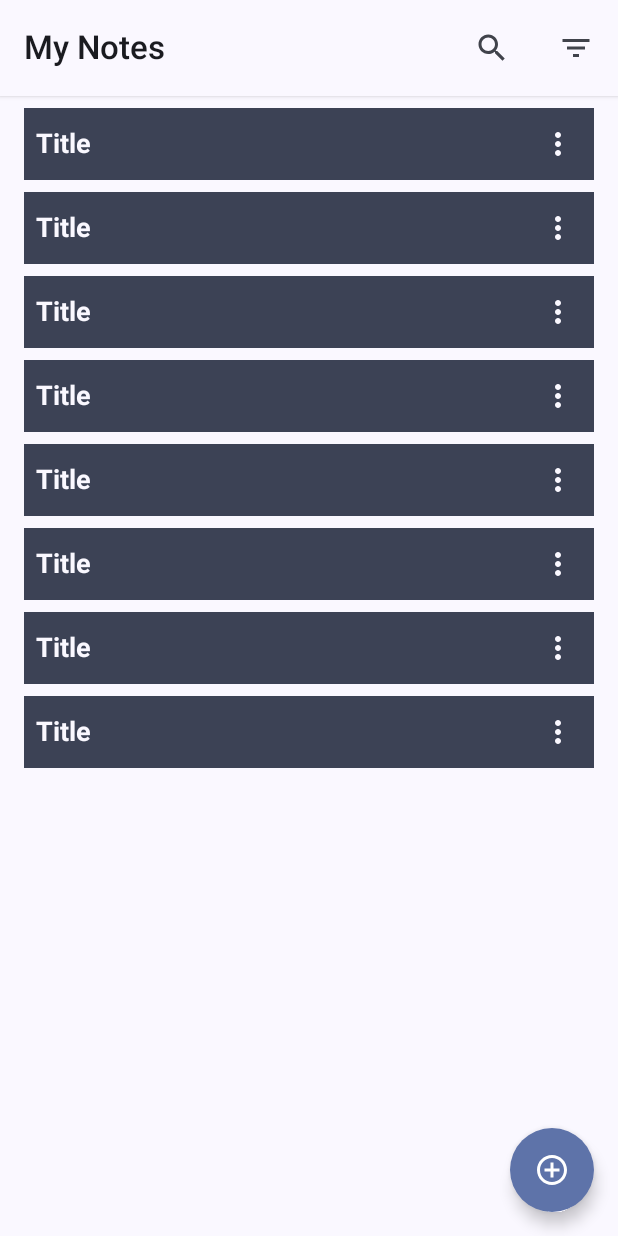
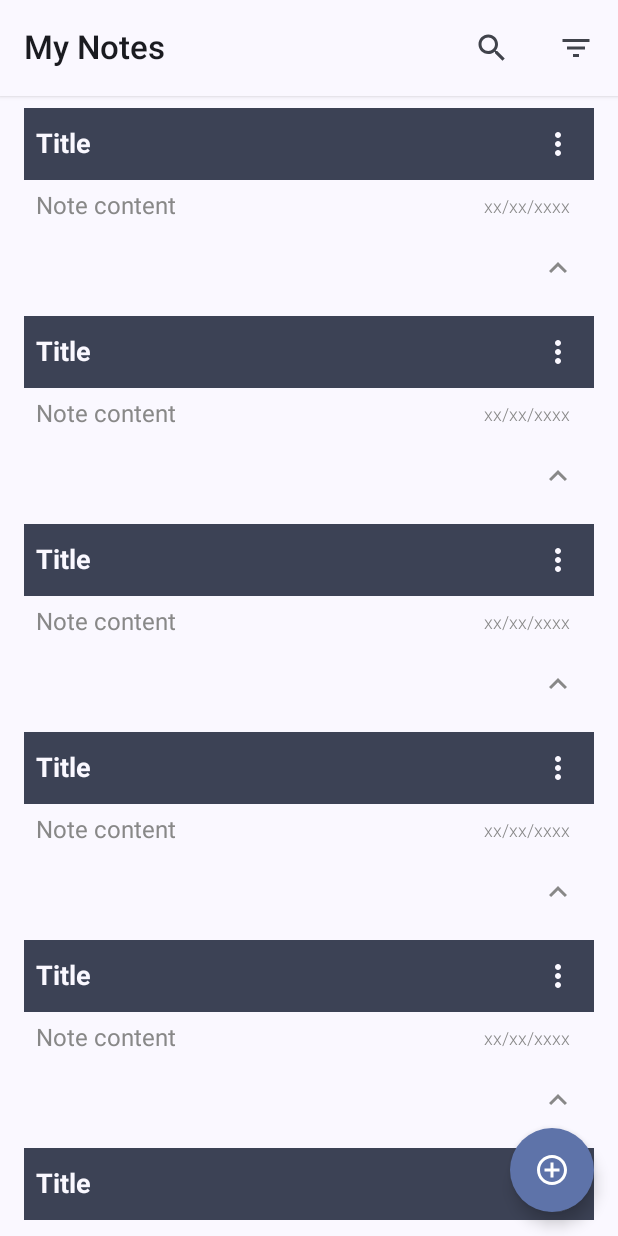
Before and after one commit to ajloinformatico/NewKeepItDroid, an Android app built with Jetpack Compose: the screen it shows after launch (MainActivity), on a phone screen of 412 x 824 dp. Run offline under Robolectric (Android 15) with nearby library versions, the phone set to English and light mode, and no system bars.

Commit message:
Add HomeScreen base

```diff
--- a/app/src/main/java/es/infolojo/newkeepitdroid/ui/screens/home/HomeScreen.kt
+++ b/app/src/main/java/es/infolojo/newkeepitdroid/ui/screens/home/HomeScreen.kt
@@ -14,14 +14,12 @@ import androidx.compose.foundation.shape.CircleShape
 import androidx.compose.material.icons.Icons
 import androidx.compose.material.icons.filled.Search
 import androidx.compose.material3.AlertDialog
-import androidx.compose.material3.BasicAlertDialog
 import androidx.compose.material3.DropdownMenu
 import androidx.compose.material3.DropdownMenuItem
 import androidx.compose.material3.ExperimentalMaterial3Api
 import androidx.compose.material3.FloatingActionButton
 import androidx.compose.material3.Icon
 import androidx.compose.material3.IconButton
-import androidx.compose.material3.MaterialTheme
 import androidx.compose.material3.Scaffold
 import androidx.compose.material3.Text
 import androidx.compose.material3.TopAppBar
@@ -29,7 +27,6 @@ import androidx.compose.runtime.Composable
 import androidx.compose.ui.Alignment
 import androidx.compose.ui.Modifier
 import androidx.compose.ui.draw.shadow
-import androidx.compose.ui.graphics.Color
 import androidx.compose.ui.res.painterResource
 import androidx.compose.ui.res.stringResource
 import androidx.compose.ui.text.font.FontWeight
@@ -129,6 +126,7 @@ fun HomeScreen() {
                 items(8) {
                     ItemNote()
                 }
+                // para hacer un clipToPadding false
                 item {
                     Box(modifier = Modifier.size(80.dp))
                 }
--- a/app/src/main/java/es/infolojo/newkeepitdroid/ui/screens/home/ItemNote.kt
+++ b/app/src/main/java/es/infolojo/newkeepitdroid/ui/screens/home/ItemNote.kt
@@ -1,11 +1,15 @@
 package es.infolojo.newkeepitdroid.ui.screens.home
 
+import androidx.compose.animation.AnimatedVisibility
 import androidx.compose.foundation.background
+import androidx.compose.foundation.layout.Box
 import androidx.compose.foundation.layout.Column
 import androidx.compose.foundation.layout.Row
 import androidx.compose.foundation.layout.fillMaxWidth
 import androidx.compose.foundation.layout.padding
 import androidx.compose.material.icons.Icons
+import androidx.compose.material.icons.filled.KeyboardArrowDown
+import androidx.compose.material.icons.filled.KeyboardArrowUp
 import androidx.compose.material.icons.filled.MoreVert
 import androidx.compose.material3.DropdownMenu
 import androidx.compose.material3.DropdownMenuItem
@@ -14,8 +18,13 @@ import androidx.compose.material3.IconButton
 import androidx.compose.material3.MaterialTheme
 import androidx.compose.material3.Text
 import androidx.compose.runtime.Composable
+import androidx.compose.runtime.getValue
+import androidx.compose.runtime.mutableStateOf
+import androidx.compose.runtime.saveable.rememberSaveable
+import androidx.compose.runtime.setValue
 import androidx.compose.ui.Alignment
 import androidx.compose.ui.Modifier
+import androidx.compose.ui.graphics.Color
 import androidx.compose.ui.res.stringResource
 import androidx.compose.ui.text.TextStyle
 import androidx.compose.ui.text.font.FontWeight
@@ -31,6 +40,10 @@ import es.infolojo.newkeepitdroid.R
  */
 @Composable
 fun ItemNote() {
+
+    var expanded by rememberSaveable { mutableStateOf(true) }
+    var dropMenuExpanded by rememberSaveable { mutableStateOf(false) }
+
     Column(
         modifier = Modifier.fillMaxWidth()
     ) {
@@ -54,16 +67,18 @@ fun ItemNote() {
 
             // Menú de opciones
             IconButton(
-                onClick = { /*TODO*/ }
+                onClick = { dropMenuExpanded = !dropMenuExpanded }
             ) {
                 Icon(
                     imageVector = Icons.Default.MoreVert, contentDescription = stringResource(R.string.more_options),
                     tint = MaterialTheme.colorScheme.background
                 )
             }
+
+            // Row para alinear el contenido a la derecha
             DropdownMenu(
-                expanded = false,
-                onDismissRequest = { /*TODO*/ }
+                expanded = dropMenuExpanded,
+                onDismissRequest = { dropMenuExpanded = false },
             ) {
                 DropdownMenuItem(
                     text = {
@@ -82,13 +97,51 @@ fun ItemNote() {
         // endregion cabecera
 
         // region cuerpo
-        // TODO CONTINUE HERE
+        // contenido de la nota
+        AnimatedVisibility(visible = expanded) {
+            Row(
+                modifier = Modifier.padding(start = 8.dp, end = 16.dp, bottom = 8.dp, top = 8.dp).align(Alignment.Start).fillMaxWidth(),
+                verticalAlignment = Alignment.CenterVertically
+            ){
+                Text(
+                    text = stringResource(R.string.note_content),
+                    modifier = Modifier.weight(1f).padding(end = 24.dp),
+                    color = Color.Gray,
+                    overflow = TextOverflow.Ellipsis,
+                    fontSize = 16.sp,
+                    style = TextStyle(lineHeight = 1.5.em)
+                )
+                Text(
+                    text = stringResource(R.string.note_date),
+                    color = Color.Gray,
+                    fontSize = 12.sp,
+                    style = TextStyle(lineHeight = 0.em),
+                    fontWeight = FontWeight.Light
+                )
+            }
+        }
+
+        // It will show and gone the content
+        IconButton(
+            modifier = Modifier.align(Alignment.End),
+            onClick = { expanded = !expanded }
+        ) {
+            Icon(
+                imageVector = if (expanded) {
+                    Icons.Default.KeyboardArrowUp
+                } else {
+                    Icons.Default.KeyboardArrowDown
+                },
+                tint = Color.Gray,
+                contentDescription = stringResource(R.string.expand_and_collapse)
+            )
+        }
 
         // endregion cuerpo
     }
 }
 
-@Preview
+@Preview(showBackground = true)
 @Composable
 fun ItemNotePreview() {
     ItemNote()
--- a/app/src/main/res/values/strings.xml
+++ b/app/src/main/res/values/strings.xml
@@ -15,4 +15,7 @@
     <string name="delete_note">Delete note</string>
     <string name="edit_note">Edit note</string>
     <string name="share_note">Share note</string>
+    <string name="note_content">Note content</string>
+    <string name="note_date">xx/xx/xxxx</string>
+    <string name="expand_and_collapse">Expand and collapse</string>
 </resources>
```
